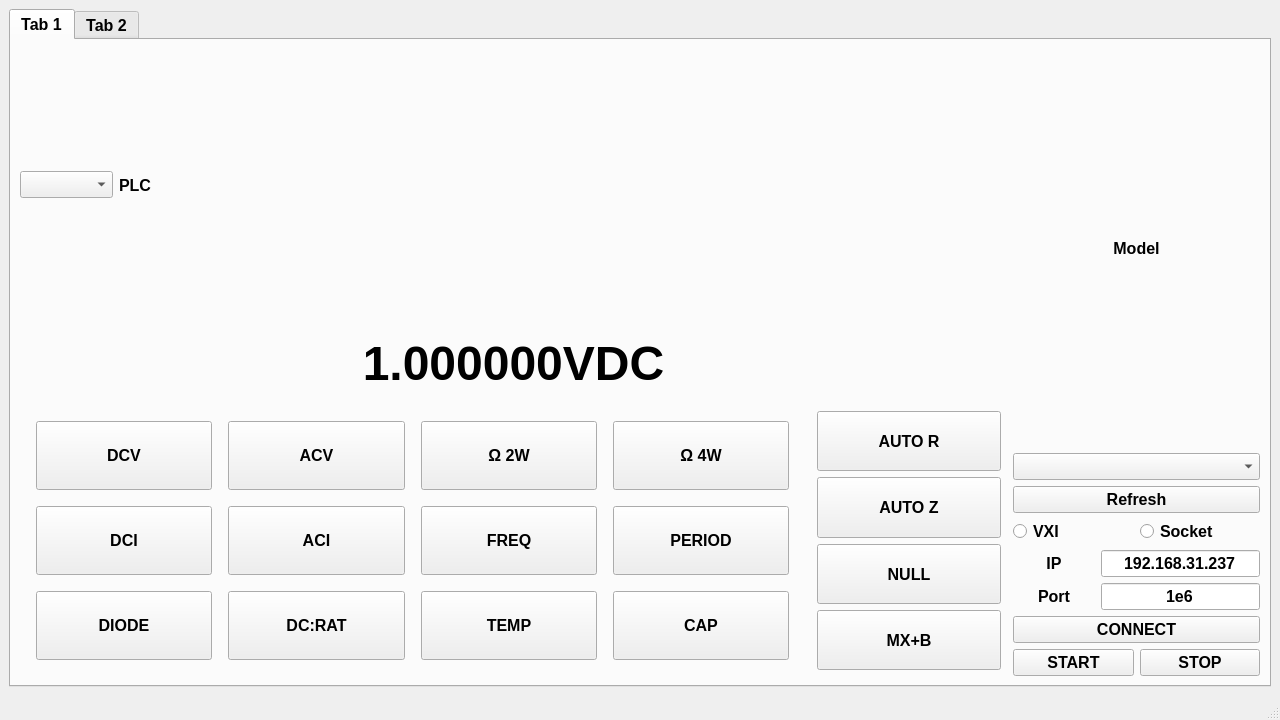
Qt form qtGUI/dmm_panel.ui (OliverKung/instPanel) before a commit.
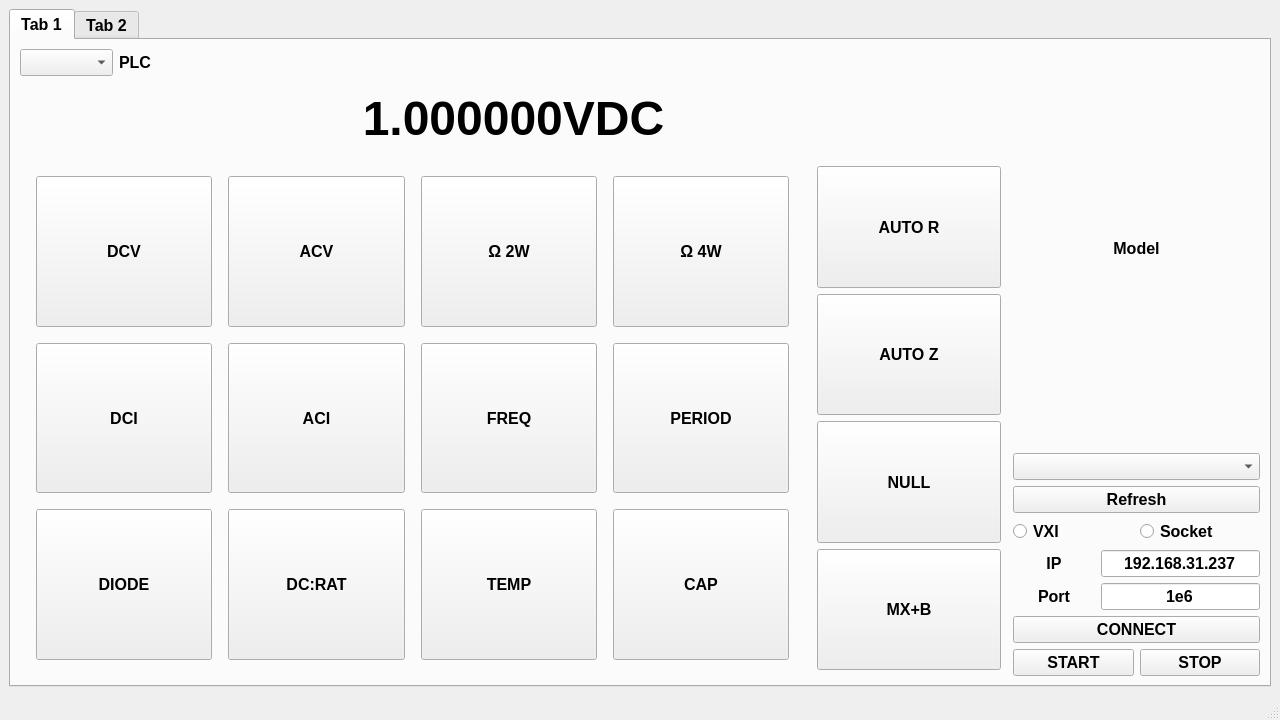
The same form after that commit.

The edit to the form file:
```diff
--- a/qtGUI/dmm_panel.ui
+++ b/qtGUI/dmm_panel.ui
@@ -34,7 +34,7 @@
        </attribute>
        <layout class="QHBoxLayout" name="horizontalLayout_5" stretch="8,2">
         <item>
-         <layout class="QVBoxLayout" name="verticalLayout_3" stretch="1,1,2,1">
+         <layout class="QVBoxLayout" name="verticalLayout_3" stretch="0,1,2,1">
           <item>
            <layout class="QHBoxLayout" name="horizontalLayout_6">
             <item>
@@ -62,6 +62,9 @@
               <property name="orientation">
                <enum>Qt::Horizontal</enum>
               </property>
+              <property name="sizeType">
+               <enum>QSizePolicy::Expanding</enum>
+              </property>
               <property name="sizeHint" stdset="0">
                <size>
                 <width>40</width>
```
